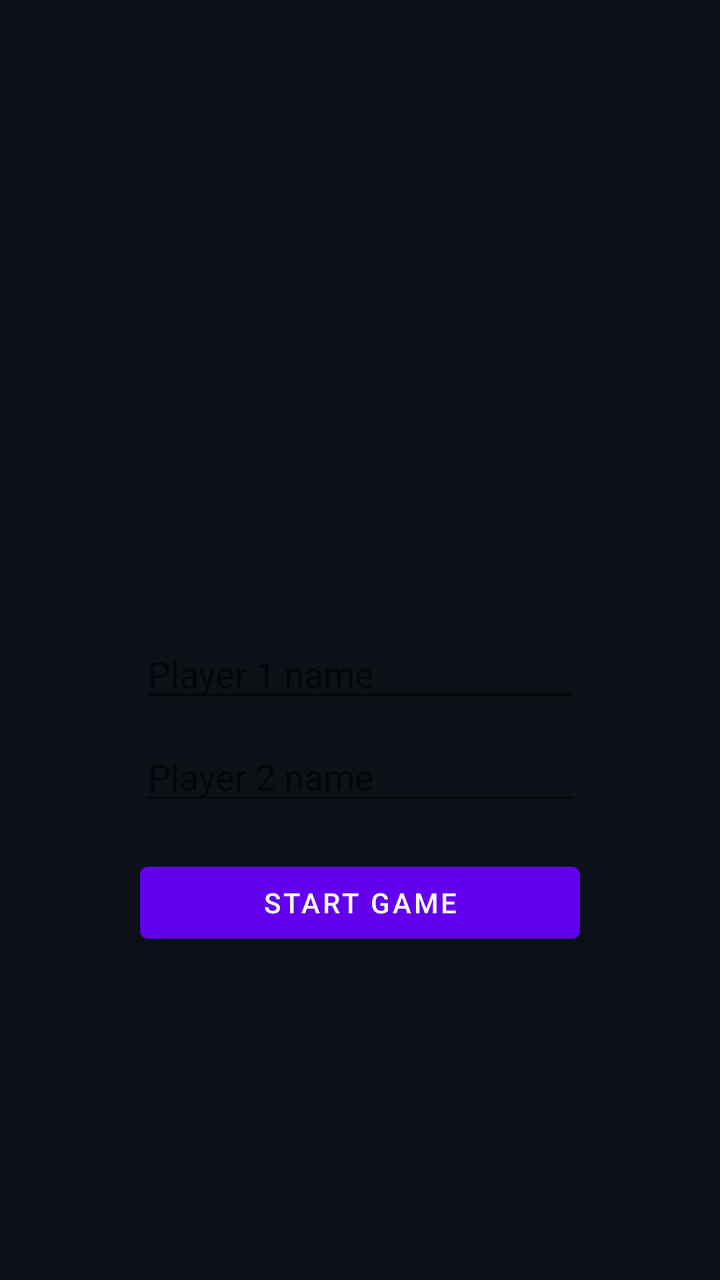
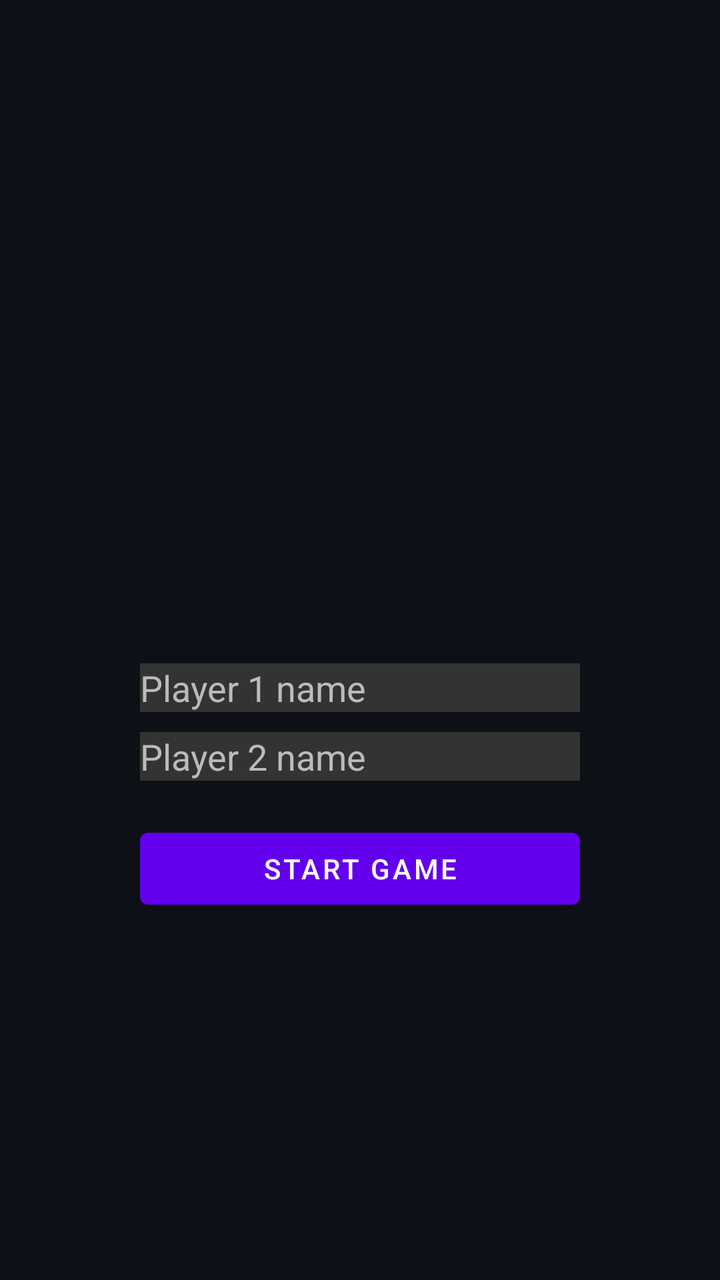

An Android layout rendered at two revisions. The XML below is the earlier revision; the diff shows what the commit changed to produce the second picture.
<!-- AndroidManifest.xml: fallback theme Theme.MaterialComponents.DayNight.NoActionBar -->
<!-- res/layout/activity_main.xml -->
<?xml version="1.0" encoding="utf-8"?>
<LinearLayout
    xmlns:android="http://schemas.android.com/apk/res/android"
    android:layout_width="match_parent"
    android:layout_height="match_parent"
    android:orientation="vertical"
    android:gravity="center"
    android:background="#0D1117"
    android:padding="24dp">

    
    <ImageView
        android:id="@+id/appIcon"
        android:layout_width="120dp"
        android:layout_height="120dp"
        android:text="Guess Duel"
        android:textSize="28sp"
        android:textColor="#FFFFFF"
        android:layout_marginBottom="30dp" />

    
    <EditText
        android:id="@+id/player1Input"
        android:layout_width="220dp"
        android:layout_height="wrap_content"
        android:hint="Player 1 name" />

    
    <EditText
        android:id="@+id/player2Input"
        android:layout_width="220dp"
        android:layout_height="wrap_content"
        android:hint="Player 2 name"
        android:layout_marginTop="10dp" />

    
    <Button
        android:id="@+id/startBtn"
        android:layout_width="220dp"
        android:layout_height="wrap_content"
        android:text="Start Game"
        android:layout_marginTop="20dp" />

</LinearLayout>
<!-- resources referenced by this layout -->
<resources>

</resources>

<!-- the commit's change to res/layout/activity_main.xml (unified diff, before → after) -->
@@ -21,6 +21,9 @@
     
     <EditText
         android:id="@+id/player1Input"
+        android:textColor="#FFFFFF"
+        android:textColorHint="#BBBBBB"
+        android:background="#333333"
         android:layout_width="220dp"
         android:layout_height="wrap_content"
         android:hint="Player 1 name" />
@@ -28,6 +31,9 @@
     
     <EditText
         android:id="@+id/player2Input"
+        android:textColor="#FFFFFF"
+        android:textColorHint="#BBBBBB"
+        android:background="#333333"
         android:layout_width="220dp"
         android:layout_height="wrap_content"
         android:hint="Player 2 name"
